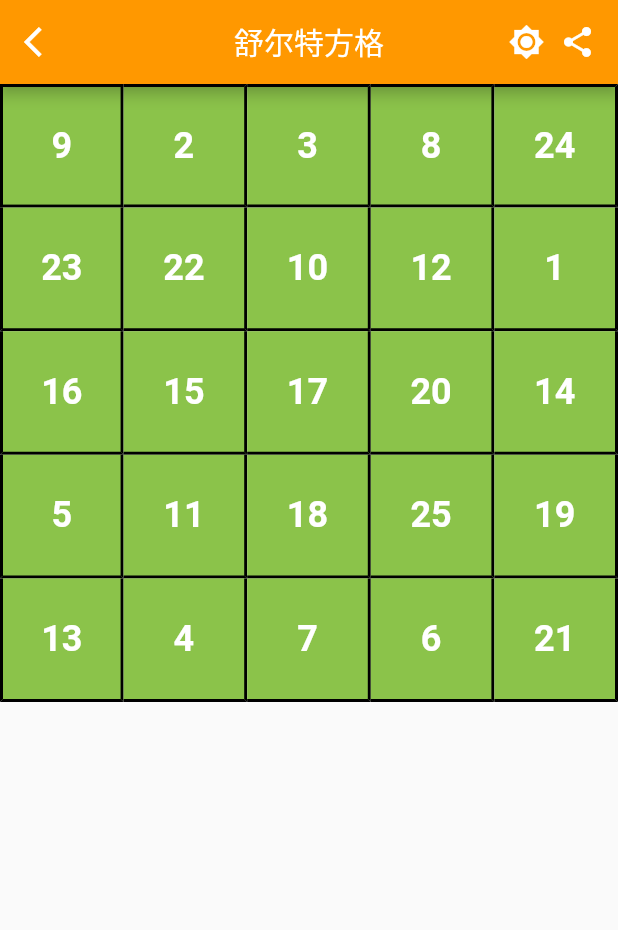
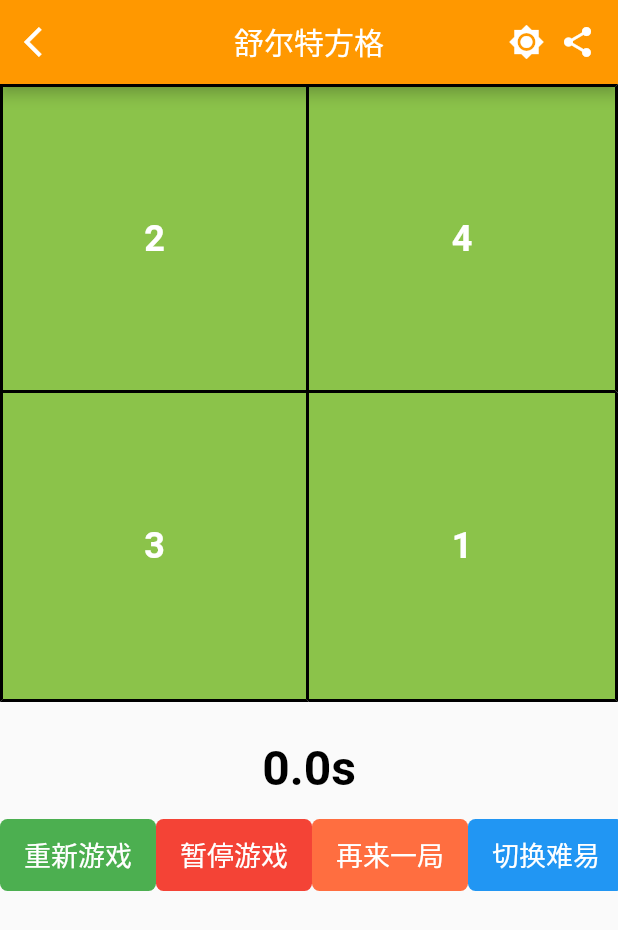
Before and after one commit to HeroLBJ/Flutter_UP, a Flutter app: the First003Page screen opened directly, on a phone screen of 412 x 824 dp. Shown: the top 930 px of the screen. Run offline on Flutter 3.47's test engine with Material 2 defaults, Android fonts, the phone set to English and light mode, and no system bars; our stand-ins replace sticky_headers.

Commit message:
零零伍： 1.添加赵信参数 2.舒尔特方格完成 3.吸顶效果完成

```diff
--- a/lib/main.dart
+++ b/lib/main.dart
@@ -1,11 +1,15 @@
 import 'package:flutter/material.dart';
+import 'package:flutter_up/ui/first/first003/first_003_provider.dart';
 import 'package:flutter_up/ui/first/first_main_page.dart';
 import 'package:flutter_up/ui/fourth/fourth_main_page.dart';
 import 'package:flutter_up/ui/second/second_main_page.dart';
 import 'package:flutter_up/ui/third/third_main_page.dart';
+import 'package:provider/provider.dart';
 
 void main() {
-  runApp(MyApp());
+  runApp(MultiProvider(providers: [
+    ChangeNotifierProvider(create: (context) => First003Provider())
+  ], child: MyApp()));
 }
 
 class MyApp extends StatelessWidget {
--- a/lib/tool/AppBarTool.dart
+++ b/lib/tool/AppBarTool.dart
@@ -1,14 +1,17 @@
 import 'package:flutter/material.dart';
 
 class AppBarTool {
-  static getAppBar(BuildContext context, String title, {Function share}) {
+  static getAppBar(BuildContext context, String title,
+      {Function share, Function back}) {
     Color color = Colors.white;
     return AppBar(
       centerTitle: true,
       leading: InkWell(
-        onTap: () {
-          Navigator.pop(context);
-        },
+        onTap: back == null
+            ? () {
+                Navigator.pop(context);
+              }
+            : back,
         child: Icon(Icons.arrow_back_ios, color: color),
       ),
       title: Text(
--- /dev/null
+++ b/lib/ui/first/first003/first_003_page.dart
@@ -0,0 +1,206 @@
+import 'package:flutter/material.dart';
+import 'package:flutter_up/tool/AppBarTool.dart';
+import 'package:flutter_up/ui/first/first003/first_003_provider.dart';
+import 'package:provider/provider.dart';
+
+class First003Page extends StatefulWidget {
+  @override
+  _First003PageState createState() => _First003PageState();
+}
+
+class _First003PageState extends State<First003Page>
+    with TickerProviderStateMixin {
+  List<AnimationController> _animControllerList = [];
+  List<Animation> _colorAnimList = [];
+
+  _onTop(First003Provider provider, int index) {
+    var animController = _animControllerList[index];
+
+    _colorAnimList[index] = ColorTween(
+            begin: Colors.lightGreen,
+            end: provider.currentNum == provider.defaultNumList[index]
+                ? Colors.purpleAccent
+                : Colors.red)
+        .animate(animController)
+          ..addListener(() {
+            setState(() {});
+          })
+          ..addStatusListener((status) {
+            if (status == AnimationStatus.completed) {
+              animController.reverse();
+            }
+          });
+    animController.forward();
+
+    if (provider.currentNum == provider.defaultNumList[index]) {
+      provider.currentNum += 1;
+    }
+    if (provider.currentNum > provider.maxNum) {
+      // 成功，难度升级
+      print('挑战成功，难度升级');
+      provider.switchDiff();
+    }
+  }
+
+  @override
+  void initState() {
+    super.initState();
+    Provider.of<First003Provider>(context, listen: false).restartGame();
+
+    _animControllerList.clear();
+    _colorAnimList.clear();
+    List.generate(36, (index) {
+      _animControllerList.add(AnimationController(
+          duration: Duration(milliseconds: 500), vsync: this));
+      _colorAnimList.add(
+          ColorTween(begin: Colors.lightGreen, end: Colors.purpleAccent)
+              .animate(_animControllerList[index]));
+    });
+  }
+
+  @override
+  void dispose() {
+    _animControllerList.forEach((element) {
+      element.dispose();
+    });
+    super.dispose();
+  }
+
+  @override
+  Widget build(BuildContext context) {
+    var borderSide = BorderSide(color: Colors.black, width: 2);
+
+    var provider = Provider.of<First003Provider>(context);
+
+    return WillPopScope(
+      onWillPop: () {
+        provider.pauseGame();
+        Navigator.pop(context);
+        return Future.value(false);
+      },
+      child: Scaffold(
+        appBar: AppBarTool.getAppBar(context, '舒尔特方格', back: () {
+          provider.pauseGame();
+          Navigator.pop(context);
+        }),
+        body: Column(
+          children: <Widget>[
+            GridView.count(
+              // physics+shrinkWrap  Column嵌套GridView导致页面不显示的解决方案，让GridView不能滑动
+              physics: NeverScrollableScrollPhysics(),
+              shrinkWrap: true,
+              crossAxisCount: provider.crossAxisCount,
+              children: List.generate(
+                  provider.maxNum,
+                  (index) => InkWell(
+                        onTap: () {
+                          Provider.of<First003Provider>(context, listen: false)
+                              .startTime();
+                          _onTop(provider, index);
+                        },
+                        child: Container(
+                          decoration: BoxDecoration(
+                              color: _colorAnimList[index].value,
+                              border: Border(
+                                top: index < provider.crossAxisCount
+                                    ? borderSide
+                                    : BorderSide.none,
+                                left: index % provider.crossAxisCount == 0
+                                    ? borderSide
+                                    : BorderSide.none,
+                                bottom: borderSide,
+                                right: borderSide,
+                              )),
+                          alignment: Alignment.center,
+                          child: Text(
+                            '${provider.defaultNumList[index]}',
+                            style: TextStyle(
+                                color: Colors.white,
+                                fontSize: 24,
+                                fontWeight: FontWeight.bold),
+                          ),
+                        ),
+                      )),
+            ),
+            SizedBox(height: 25),
+            Text(
+                '${Provider.of<First003Provider>(context).gameTime.toStringAsFixed(1)}s',
+                style: TextStyle(
+                    color: Colors.black,
+                    fontSize: 32,
+                    fontWeight: FontWeight.bold)),
+            SizedBox(height: 15),
+            Row(
+              mainAxisAlignment: MainAxisAlignment.spaceAround,
+              children: <Widget>[
+                _buildRestartGame(),
+                _buildPauseGame(),
+                _buildAgainGame(),
+                _buildSwitchGame()
+              ],
+            )
+          ],
+        ),
+      ),
+    );
+  }
+
+  /// 重新游戏
+  _buildRestartGame() {
+    return Container(
+      decoration: BoxDecoration(
+          color: Colors.green, borderRadius: BorderRadius.circular(5)),
+      child: FlatButton(
+          onPressed: () {
+            Provider.of<First003Provider>(context, listen: false).restartGame();
+          },
+          child: Text(
+            '重新游戏',
+            style: TextStyle(color: Colors.white, fontSize: 18),
+          )),
+    );
+  }
+
+  /// 暂停游戏
+  _buildPauseGame() {
+    return Container(
+      decoration: BoxDecoration(
+          color: Colors.red, borderRadius: BorderRadius.circular(5)),
+      child: FlatButton(
+          onPressed: () {
+            Provider.of<First003Provider>(context, listen: false).pauseGame();
+          },
+          child: Text('暂停游戏',
+              style: TextStyle(color: Colors.white, fontSize: 18))),
+    );
+  }
+
+  /// 再来一局
+  _buildAgainGame() {
+    return Container(
+      decoration: BoxDecoration(
+          color: Colors.deepOrangeAccent,
+          borderRadius: BorderRadius.circular(5)),
+      child: FlatButton(
+          onPressed: () {
+            Provider.of<First003Provider>(context, listen: false).againGame();
+          },
+          child: Text('再来一局',
+              style: TextStyle(color: Colors.white, fontSize: 18))),
+    );
+  }
+
+  /// 切换难易
+  _buildSwitchGame() {
+    return Container(
+      decoration: BoxDecoration(
+          color: Colors.blue, borderRadius: BorderRadius.circular(5)),
+      child: FlatButton(
+          onPressed: () {
+            Provider.of<First003Provider>(context, listen: false).switchDiff();
+          },
+          child: Text('切换难易',
+              style: TextStyle(color: Colors.white, fontSize: 18))),
+    );
+  }
+}
--- /dev/null
+++ b/lib/ui/first/first003/first_003_provider.dart
@@ -0,0 +1,86 @@
+import 'dart:async';
+
+import 'package:flutter/material.dart';
+
+class First003Provider extends ChangeNotifier {
+  Timer _timer;
+  double gameTime = 0.0;
+  String test = '这是测试数据';
+
+  int crossAxisCount = 2;
+  int maxNum;
+  List<int> defaultNumList = [];
+  int currentNum = 1;
+
+  First003Provider() {
+    maxNum = crossAxisCount * crossAxisCount;
+
+    List.generate(maxNum, (index) {
+      defaultNumList.add(index + 1);
+    });
+    defaultNumList.shuffle(); // 将数据打乱
+  }
+
+  /// 开始计时
+  startTime() {
+    if (_timer == null)
+      _timer = Timer.periodic(Duration(milliseconds: 100), (timer) {
+        gameTime += 0.1;
+        notifyListeners();
+      });
+  }
+
+  /// 重新开始一局游戏
+  restartGame() {
+    currentNum = 1;
+    gameTime = 0;
+    notifyListeners();
+  }
+
+  againGame() {
+    if (_timer != null) {
+      _timer.cancel();
+      _timer = null;
+    }
+    currentNum = 1;
+    gameTime = 0;
+    crossAxisCount = 2;
+    defaultNumList.clear();
+    List.generate(maxNum, (index) {
+      defaultNumList.add(index + 1);
+    });
+    defaultNumList.shuffle();
+
+    notifyListeners();
+  }
+
+  /// 暂停游戏
+  pauseGame() {
+    if (_timer != null) {
+      _timer.cancel();
+      _timer = null;
+    }
+    notifyListeners();
+  }
+
+  /// 切换难度
+  switchDiff() {
+    if (_timer != null) {
+      _timer.cancel();
+      _timer = null;
+    }
+    currentNum = 1;
+    gameTime = 0;
+    crossAxisCount++;
+    if (crossAxisCount > 6) {
+      crossAxisCount = 2;
+    }
+    maxNum = crossAxisCount * crossAxisCount;
+    defaultNumList.clear();
+    List.generate(maxNum, (index) {
+      defaultNumList.add(index + 1);
+    });
+    defaultNumList.shuffle();
+    notifyListeners();
+  }
+}
--- a/lib/ui/first/first_003_page.dart
+++ /dev/null
@@ -1,106 +0,0 @@
-import 'package:flutter/material.dart';
-import 'package:flutter_up/tool/AppBarTool.dart';
-
-class First003Page extends StatefulWidget {
-  @override
-  _First003PageState createState() => _First003PageState();
-}
-
-class _First003PageState extends State<First003Page>
-    with TickerProviderStateMixin {
-  int _crossAxisCount = 5;
-  int _maxNum;
-
-  List<int> _defaultNumList = [];
-  int currentNum = 1;
-  List<AnimationController> _animControllerList = [];
-  List<Animation> _colorAnimList = [];
-
-  @override
-  void initState() {
-    super.initState();
-
-    _maxNum = _crossAxisCount * _crossAxisCount;
-
-    List.generate(_maxNum, (index) {
-      _defaultNumList.add(index + 1);
-      _animControllerList.add(AnimationController(
-          duration: Duration(milliseconds: 500), vsync: this));
-      _colorAnimList.add(
-          ColorTween(begin: Colors.lightGreen, end: Colors.purpleAccent)
-              .animate(_animControllerList[index]));
-    });
-    _defaultNumList.shuffle(); // 将数据打乱
-  }
-
-  _onTop(int index) {
-    var animController = _animControllerList[index];
-
-    _colorAnimList[index] = ColorTween(
-            begin: Colors.lightGreen,
-            end: currentNum == _defaultNumList[index]
-                ? Colors.purpleAccent
-                : Colors.red)
-        .animate(animController)
-          ..addListener(() {
-            setState(() {});
-          })
-          ..addStatusListener((status) {
-            if (status == AnimationStatus.completed) {
-              animController.reverse();
-            }
-          });
-    animController.forward();
-    if (currentNum == _defaultNumList[index]) {
-      currentNum += 1;
-    }
-  }
-
-  @override
-  void dispose() {
-    _animControllerList.forEach((element) {
-      element.dispose();
-    });
-    super.dispose();
-  }
-
-  @override
-  Widget build(BuildContext context) {
-    var borderSide = BorderSide(color: Colors.black, width: 2);
-    return Scaffold(
-      appBar: AppBarTool.getAppBar(context, '舒尔特方格'),
-      body: GridView.count(
-        crossAxisCount: _crossAxisCount,
-        children: List.generate(
-            _maxNum,
-            (index) => InkWell(
-                  onTap: () {
-                    _onTop(index);
-                  },
-                  child: Container(
-                    decoration: BoxDecoration(
-                        color: _colorAnimList[index].value,
-                        border: Border(
-                          top: index < _crossAxisCount
-                              ? borderSide
-                              : BorderSide.none,
-                          left: index % _crossAxisCount == 0
-                              ? borderSide
-                              : BorderSide.none,
-                          bottom: borderSide,
-                          right: borderSide,
-                        )),
-                    alignment: Alignment.center,
-                    child: Text(
-                      '${_defaultNumList[index]}',
-                      style: TextStyle(
-                          color: Colors.white,
-                          fontSize: 24,
-                          fontWeight: FontWeight.bold),
-                    ),
-                  ),
-                )),
-      ),
-    );
-  }
-}
--- a/pubspec.yaml
+++ b/pubspec.yaml
@@ -23,6 +23,8 @@ environment:
 dependencies:
   flutter:
     sdk: flutter
+  provider: ^4.3.2 # 状态管理
+  sticky_headers: "^0.1.8" # 吸顶效果
 
 
   # The following adds the Cupertino Icons font to your application.
```
Also changed, not shown: lib/tool/hero/HeroData.dart (+72 -0 lines), lib/tool/hero/HeroTool.dart (+5 -4 lines), lib/ui/first/first004/first_004_page.dart (added, +74 -0 lines), lib/ui/first/first_main_page.dart (+10 -3 lines), lib/ui/first/first001/first_001_page.dart (renamed from lib/ui/first/first_001_page.dart), lib/ui/first/first002/first_002_page.dart (added), pubspec.lock.
